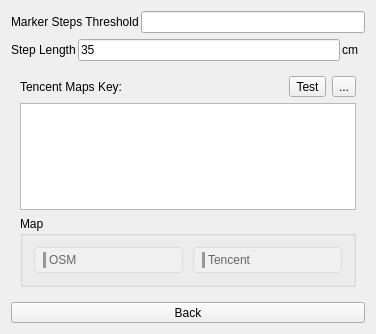
Above: src/Exercise/StepsOptions.ui from ic005k/Knot before the change. Below: the same form after it.
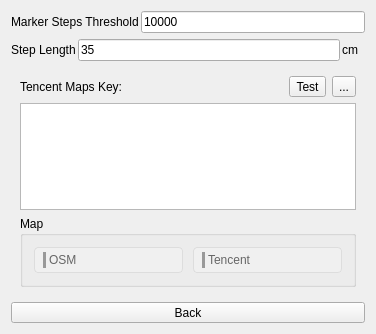
That is the form after the change. Icons and pictures are not drawn.

Diff of the .ui file:
```diff
--- a/src/Exercise/StepsOptions.ui
+++ b/src/Exercise/StepsOptions.ui
@@ -35,7 +35,7 @@
      <item>
       <widget class="QLineEdit" name="editStepsThreshold">
        <property name="text">
-        <string/>
+        <string>10000</string>
        </property>
       </widget>
      </item>
```
